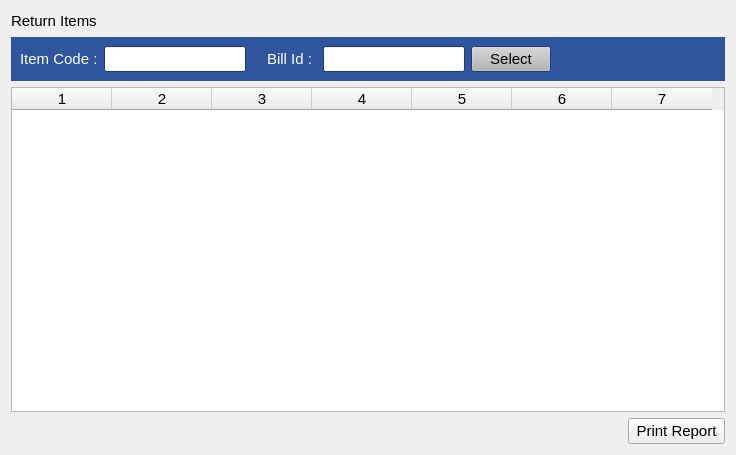
This is estorecpp/returnitems.ui in Watti/estorecpp as Qt 5 draws it before an edit. The edited form follows.
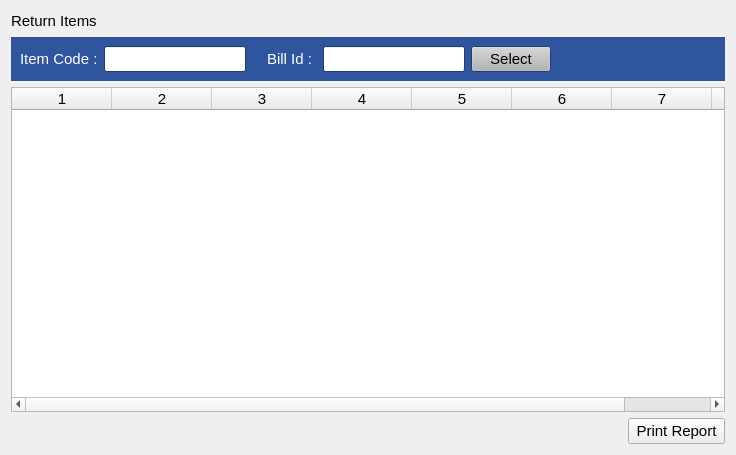
This is the edited form.

Commit message: return bill improved

```diff
--- a/estorecpp/returnitems.ui
+++ b/estorecpp/returnitems.ui
@@ -628,7 +628,7 @@
       </font>
      </property>
      <property name="columnCount">
-      <number>7</number>
+      <number>8</number>
      </property>
      <column/>
      <column/>
@@ -637,6 +637,7 @@
      <column/>
      <column/>
      <column/>
+     <column/>
     </widget>
    </item>
    <item>
```
The commit also changes 2 other files.
